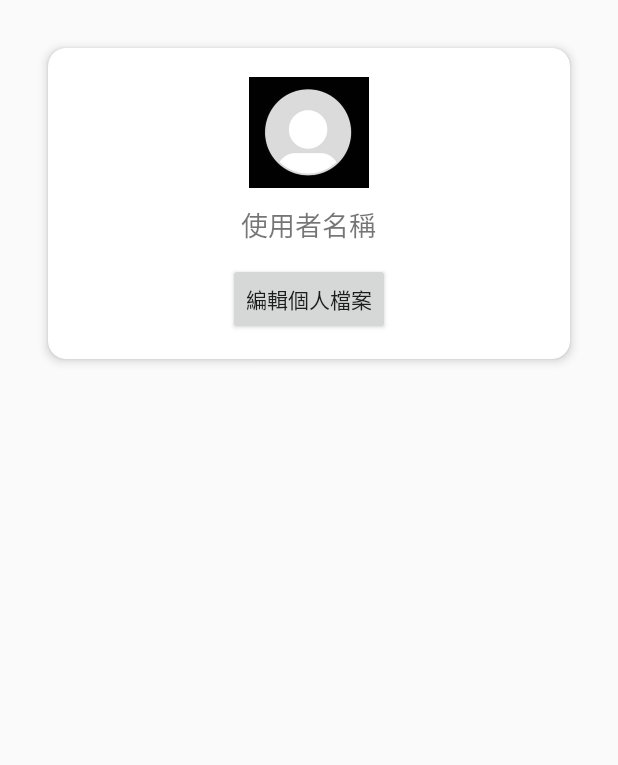
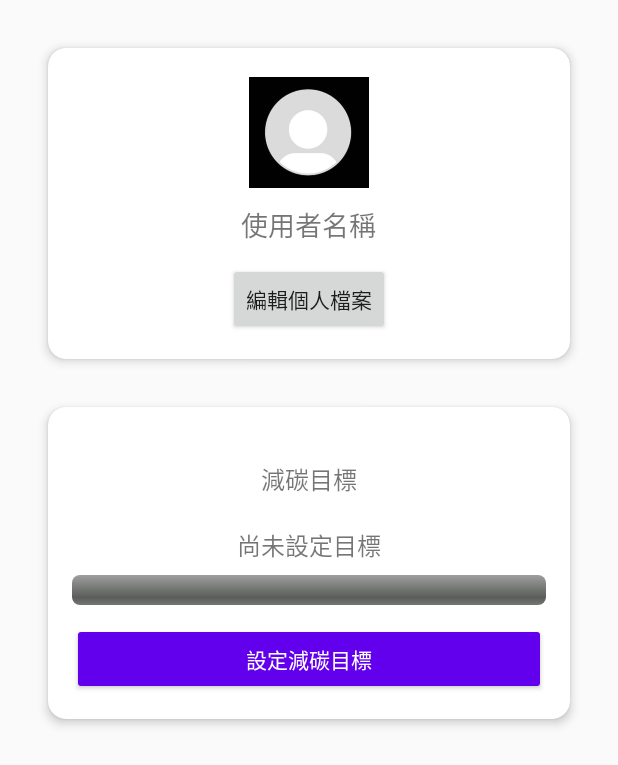
Before and after one commit to HentaiBigUncle/Carbon_footPrints, an Android app: the ProfileActivity screen opened directly, with no data from a screen before it, on a phone screen of 412 x 824 dp. Shown: the top 765 px of the screen. Run offline under Robolectric (Android 15) with nearby library versions, the phone set to English and light mode, and no system bars; libraries missing offline, so code that uses them is left out: com.github.mikephil.charting.

Commit message:
每日使用量的目標(到了100 趴要提醒使用者不能再使用手機了)

```diff
--- a/app/src/main/AndroidManifest.xml
+++ b/app/src/main/AndroidManifest.xml
@@ -23,6 +23,7 @@
         </activity>
         <activity android:name=".ProfileActivity" />
         <activity android:name=".EditProfileActivity" />
+        <activity android:name=".SetGoalActivity" />
     </application>
 
 </manifest>
--- a/app/src/main/java/com/example/myapplication2/MainActivity.java
+++ b/app/src/main/java/com/example/myapplication2/MainActivity.java
@@ -27,9 +27,6 @@ import android.app.NotificationChannel;
 import android.app.NotificationManager;
 import android.os.Handler;
 import androidx.core.app.NotificationCompat;
-import java.util.Calendar;
-import java.util.List;
-import java.util.Locale;
 import java.util.*;
 import android.app.usage.UsageEvents;
 import android.os.Build;
--- a/app/src/main/java/com/example/myapplication2/ProfileActivity.java
+++ b/app/src/main/java/com/example/myapplication2/ProfileActivity.java
@@ -7,15 +7,18 @@ import android.os.Bundle;
 import android.view.View;
 import android.widget.Button;
 import android.widget.ImageView;
+import android.widget.ProgressBar;
 import android.widget.TextView;
-
+import android.app.usage.UsageStatsManager;
 import androidx.appcompat.app.AppCompatActivity;
-
+import android.content.Context;
 import java.io.File;
 import com.bumptech.glide.Glide;
-
+import java.util.*;
+import android.app.usage.UsageStats;
 public class ProfileActivity extends AppCompatActivity {
-
+    private ProgressBar progressGoal;
+    private TextView txtGoalProgress;
     private ImageView imgProfile;
     private TextView txtUsername;
 
@@ -36,6 +39,11 @@ public class ProfileActivity extends AppCompatActivity {
                 startActivity(intent);
             }
         });
+        Button btnSetGoal = findViewById(R.id.btn_set_goal);
+        btnSetGoal.setOnClickListener(v -> {
+            Intent intent = new Intent(ProfileActivity.this, SetGoalActivity.class);
+            startActivity(intent);
+        });
     }
 
     private void loadUserProfile() {
@@ -45,7 +53,8 @@ public class ProfileActivity extends AppCompatActivity {
 
         txtUsername.setText(name);
 
-        if (imageUriStr != null) {
+        if (imageUriStr != null)
+        {
             File file = new File(Uri.parse(imageUriStr).getPath());
 
             Glide.with(this)
@@ -58,10 +67,66 @@ public class ProfileActivity extends AppCompatActivity {
         }
     }
 
+    private void updateGoalProgress() {
+        progressGoal = findViewById(R.id.progress_goal);
+        txtGoalProgress = findViewById(R.id.txt_goal_progress);
+
+        SharedPreferences prefs = getSharedPreferences("user_profile", MODE_PRIVATE);
+        float goal = prefs.getFloat("carbon_goal", 0f);
+
+        // 假設你有計算今日已排放的碳（例如透過 calculateTodayCarbon()）
+        float todayCarbon = getTodayCarbon();
+
+        if (goal > 0) {
+            int progress = (int) ((todayCarbon / goal) * 100);
+            if (progress > 100) progress = 100;
+
+            progressGoal.setProgress(progress);
+            txtGoalProgress.setText("今日完成度：" + progress + "%");
+        } else {
+            txtGoalProgress.setText("尚未設定目標");
+            progressGoal.setProgress(0);
+        }
+    }
+    private float getTodayCarbon()
+    {
+        UsageStatsManager usageStatsManager = (UsageStatsManager) getSystemService(Context.USAGE_STATS_SERVICE);
+
+        // 計算今天開始的時間戳（00:00）
+        Calendar calendar = Calendar.getInstance();
+        calendar.set(Calendar.HOUR_OF_DAY, 0);
+        calendar.set(Calendar.MINUTE, 0);
+        calendar.set(Calendar.SECOND, 0);
+        calendar.set(Calendar.MILLISECOND, 0);
+        long startTime = calendar.getTimeInMillis();
+        long endTime = System.currentTimeMillis();
+
+        // 查詢今日的 App 使用統計
+        List<UsageStats> usageStatsList = usageStatsManager.queryUsageStats(
+                UsageStatsManager.INTERVAL_DAILY, startTime, endTime);
+
+        long totalForegroundTimeMs = 0;
+
+        if (usageStatsList != null) {
+            for (UsageStats usageStats : usageStatsList) {
+                long timeInForeground = usageStats.getTotalTimeInForeground();
+                totalForegroundTimeMs += timeInForeground;
+            }
+        }
+
+        // 碳排係數：每分鐘使用時間對應的碳排放量（單位：g CO₂）
+        double carbonPerMinute = 2.0;
+
+        // 換算成分鐘後乘上係數
+        return (float) ((totalForegroundTimeMs / 60000.0) * carbonPerMinute);
+    }
+
     // 如果你希望從 EditProfileActivity 返回時刷新畫面：
     @Override
-    protected void onResume() {
+    protected void onResume()
+    {
         super.onResume();
         loadUserProfile(); // 回來就重新載入資料
+        updateGoalProgress();
     }
 }
--- a/app/src/main/res/layout/activity_profile.xml
+++ b/app/src/main/res/layout/activity_profile.xml
@@ -13,7 +13,6 @@
         android:layout_margin="16dp"
         app:cardCornerRadius="12dp"
         app:cardElevation="4dp">
-
 
         <LinearLayout
             android:layout_width="match_parent"
@@ -45,8 +44,54 @@
                 android:layout_gravity="center_horizontal"
                 android:layout_marginTop="12dp"
                 android:text="編輯個人檔案" />
-
         </LinearLayout>
     </androidx.cardview.widget.CardView>
+    <androidx.cardview.widget.CardView
+        android:layout_width="match_parent"
+        android:layout_height="wrap_content"
+        android:layout_margin="16dp"
+        app:cardCornerRadius="12dp"
+        app:cardElevation="4dp">
+        <LinearLayout
+            android:layout_width="match_parent"
+            android:layout_height="wrap_content"
+            android:orientation="vertical"
+            android:padding="16dp">
+        <!-- 💡 這裡是新增的目標完成度區塊 -->
+        <TextView
+            android:id="@+id/goal_title"
+            android:layout_width="wrap_content"
+            android:layout_height="wrap_content"
+            android:text="減碳目標"
+            android:layout_marginTop="20dp"
+            android:textSize="16sp"
+            android:layout_gravity="center_horizontal" />
+        <TextView
+            android:id="@+id/txt_goal_progress"
+            android:layout_width="wrap_content"
+            android:layout_height="wrap_content"
+            android:text="今日完成度：0%"
+            android:layout_marginTop="20dp"
+            android:textSize="16sp"
+            android:layout_gravity="center_horizontal" />
 
+        <ProgressBar
+            android:id="@+id/progress_goal"
+            style="@android:style/Widget.ProgressBar.Horizontal"
+            android:layout_width="match_parent"
+            android:layout_height="wrap_content"
+            android:layout_marginTop="8dp"
+            android:max="100"
+            android:progress="0"
+            android:progressTint="@color/teal_700" />
+        <Button
+            android:id="@+id/btn_set_goal"
+            android:layout_width="match_parent"
+            android:layout_height="wrap_content"
+            android:layout_marginTop="12dp"
+            android:text="設定減碳目標"
+            android:backgroundTint="@color/purple_500"
+            android:textColor="@android:color/white"/>
         </LinearLayout>
+    </androidx.cardview.widget.CardView>
+</LinearLayout>
```
Also changed, not shown: app/src/main/java/com/example/myapplication2/SetGoalActivity.java (added, +42 -0 lines), app/src/main/res/layout/activity_set_goal.xml (added, +27 -0 lines). Lines whose indentation alone changed are shown as unchanged.
